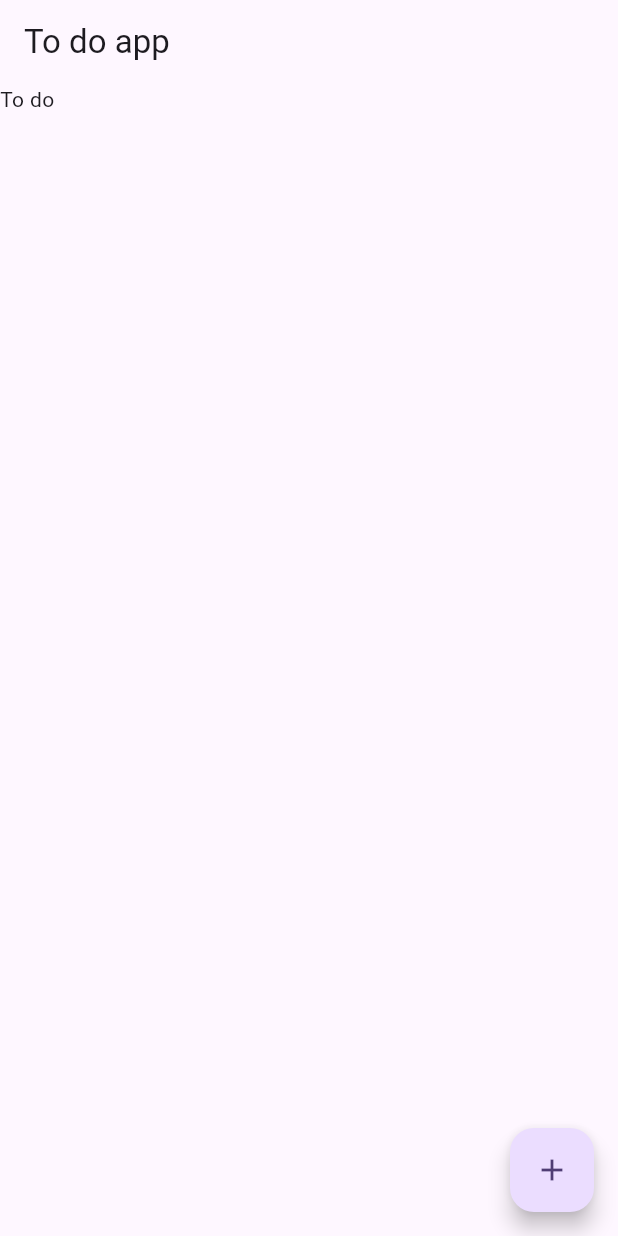
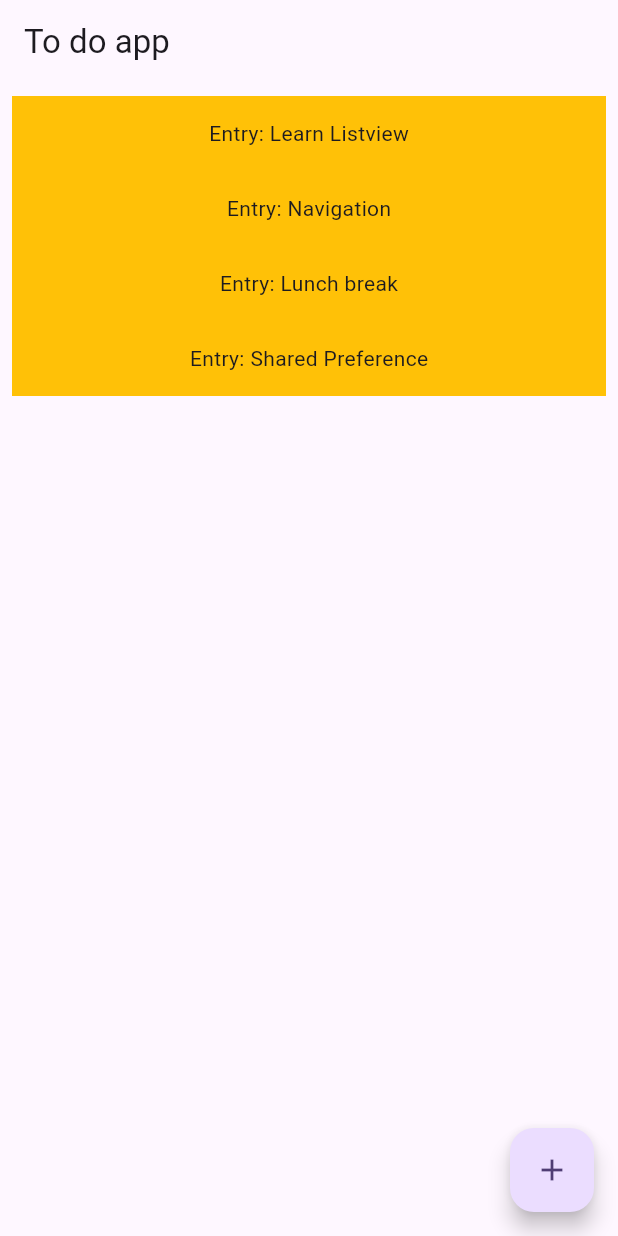
Before and after one commit to wanmuz86/todos_feb24, a Flutter app: the screen it shows after launch, on a phone screen of 412 x 824 dp. Run offline on Flutter 3.47's test engine with Material 3 defaults, Android fonts, the phone set to English and light mode, and no system bars.

Commit message:
add listview

```diff
--- a/lib/widgets/home.dart
+++ b/lib/widgets/home.dart
@@ -9,11 +9,45 @@ class HomePage extends StatefulWidget {
 }
 
 class _HomePageState extends State<HomePage> {
+
+  List<Map<String,String>> _todos = [
+    {
+      "name":"Learn Listview",
+      "place":"Online Zoom",
+      "description":"Listview, builder, Listtile, and Card"
+    },
+    {
+      "name":"Navigation",
+      "place":"Online Zoom",
+      "description":"Basic navigation (push, pop), Pass data forward, pass data backward"
+    },
+    {
+      "name":"Lunch break",
+      "place":"Own place",
+      "description":"1h - 1h30 break depending on QnA"
+    },
+    {
+      "name":"Shared Preference",
+      "place":"Online Zoom",
+      "description":"sharing and retrieving local data"
+    }
+  ];
+
   @override
   Widget build(BuildContext context) {
     return Scaffold(
       appBar: AppBar(title: Text("To do app"),),
-      body: Text("To do"),
+      body: ListView.builder(
+          padding: const EdgeInsets.all(8),
+          itemCount: _todos.length,
+          itemBuilder: (BuildContext context, int index) {
+            return Container(
+              height: 50,
+              color: Colors.amber,
+              child: Center(child: Text('Entry: ${_todos[index]["name"]}')),
+            );
+          }
+      ),
       floatingActionButton: FloatingActionButton(
         child: Icon(Icons.add),
         onPressed: (){
```
Also changed, not shown: lib/widgets/add.dart (+6 -3 lines).
